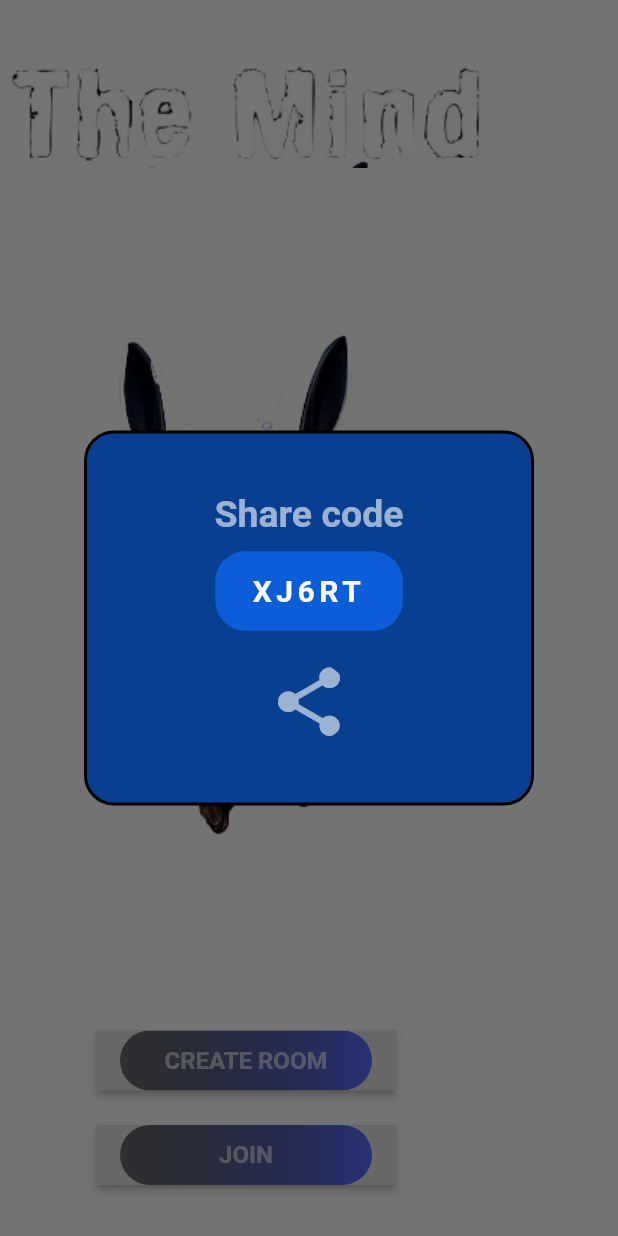
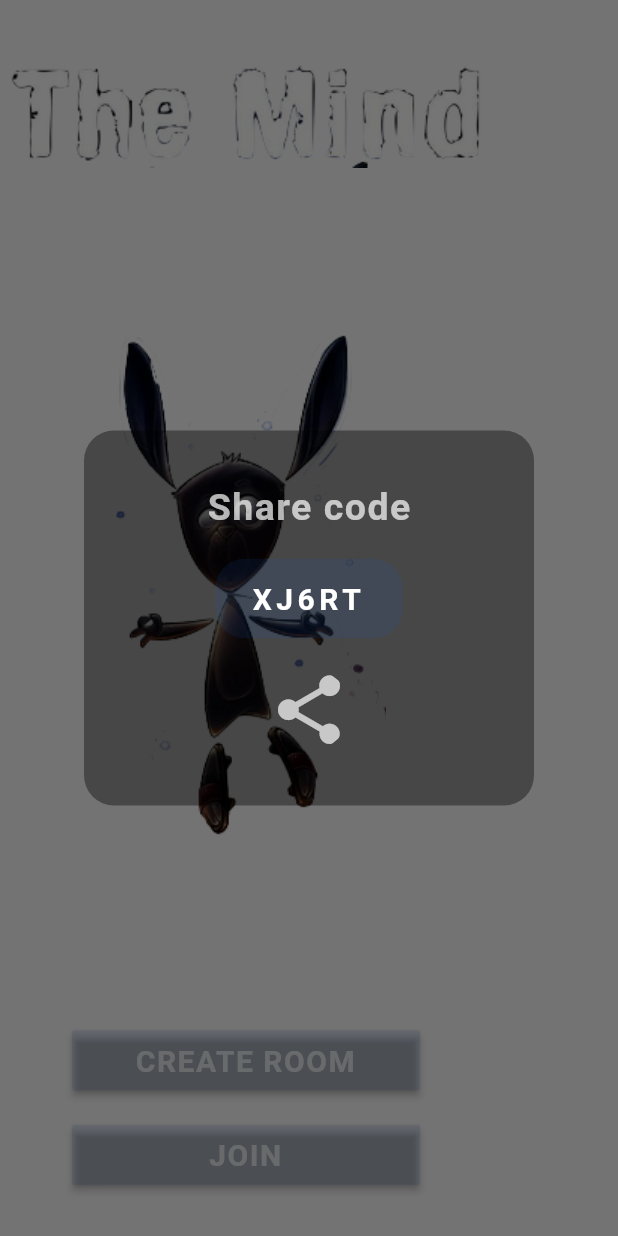
Before and after one commit to Andrea-Giordano/TheMind_mobile, a Flutter app: the screen it shows after launch, after a tap on "CREATE ROOM", on a phone screen of 412 x 824 dp. Run offline on Flutter 3.47's test engine with Material 2 defaults, Android fonts, the phone set to English and light mode, and no system bars; our stand-ins replace simple_animations.

Commit message:
graphics arranged and code reformatted

```diff
--- a/the_mind/lib/com/kdev/themind/AppColors.dart
+++ b/the_mind/lib/com/kdev/themind/AppColors.dart
@@ -4,12 +4,12 @@ class AppColors {
   AppColors._();
 
   /// Colors
-  static const Color dialogBackground = Color(0xff083f91);
-  static const Color dialogForeground = Color(0xff0c5dd7);
-  static const Color dialogBorder = Colors.black;
+  static const Color dialogBackground = Colors.black38;
+  static Color buttonColor = Color(0xff0c5dd7).withOpacity(0.1);
+  static const Color dialogBorder = Colors.black38;
   static const Color textFieldBorder = Colors.white60;
 
-  static const Color whiteText = Colors.white60;
+  static const Color whiteText = Colors.white70;
   static const Color whiteTextField = Colors.white;
 
   static const Color themeBackground = Color(0xff0c5dd7);
@@ -17,21 +17,4 @@ class AppColors {
 
   static const Color buttonGradient1 = Colors.black54;
   static const Color buttonGradient2 = Colors.indigoAccent;
-
-  static bool vibrationActive = true;
-
-  /// Convert a String to a Color
-  static Color colorFromString(value) {
-    if (value == Colors.amber.toString()) return Colors.amber;
-    if (value == Colors.orange.toString()) return Colors.orange;
-    if (value == Colors.red.toString()) return Colors.red;
-    if (value == Colors.pink.toString()) return Colors.pink;
-    if (value == Colors.purple.toString()) return Colors.purple;
-    if (value == Colors.blue.toString()) return Colors.blue;
-    if (value == Colors.cyan.toString()) return Colors.cyan;
-    if (value == Colors.teal.toString()) return Colors.teal;
-    if (value == Colors.purple.toString()) return Colors.purple;
-    if (value == Colors.green.toString()) return Colors.green;
-    return Colors.teal;
-  }
 }
--- a/the_mind/lib/com/kdev/themind/backend/Card.dart
+++ b/the_mind/lib/com/kdev/themind/backend/Card.dart
@@ -1,7 +1,6 @@
 import 'Scan.dart';
 
-class Card{
-
+class Card {
   int _number;
   Scan _card_scan;
 
--- a/the_mind/lib/com/kdev/themind/backend/Game.dart
+++ b/the_mind/lib/com/kdev/themind/backend/Game.dart
@@ -2,7 +2,6 @@ import 'Level.dart';
 import 'Room.dart';
 
 class Game {
-
   int _num_players;
   int _num_lives;
   int _num_shuriken;
--- a/the_mind/lib/com/kdev/themind/backend/Level.dart
+++ b/the_mind/lib/com/kdev/themind/backend/Level.dart
@@ -1,15 +1,14 @@
+import 'Card.dart';
 import 'Hand.dart';
-import 'Card.dart';
 import 'Level_Descriptions.dart';
 
 class Level {
-
   String _description;
   List<Hand> _hands;
   Card _deck;
   int _level_number;
 
-  Level(level_number){
+  Level(level_number) {
     this._description = Level_Descriptions.getDescriptions(level_number);
     this._level_number = level_number;
     this._hands = generateHands();
--- a/the_mind/lib/com/kdev/themind/backend/Scan.dart
+++ b/the_mind/lib/com/kdev/themind/backend/Scan.dart
@@ -1,3 +1 @@
-class Scan{
-
-}
+class Scan {}
--- a/the_mind/lib/com/kdev/themind/frontend/dialogs/CreateRoomDialog.dart
+++ b/the_mind/lib/com/kdev/themind/frontend/dialogs/CreateRoomDialog.dart
@@ -1,6 +1,8 @@
 import 'dart:ui';
+
 import 'package:flutter/material.dart';
 import 'package:the_mind/com/kdev/themind/AppColors.dart';
+import 'package:the_mind/com/kdev/themind/Fonts.dart';
 
 class CreateRoomDialog extends StatefulWidget {
   final String description = "Share code";
@@ -15,9 +17,7 @@ class CreateRoomDialog extends StatefulWidget {
 
   @override
   _CreateRoomDialogState createState() => _CreateRoomDialogState(
-      description: description,
-      roomCode: roomCode,
-      mainContext: mainContext);
+      description: description, roomCode: roomCode, mainContext: mainContext);
 }
 
 class _CreateRoomDialogState extends State<CreateRoomDialog> {
@@ -25,12 +25,9 @@ class _CreateRoomDialogState extends State<CreateRoomDialog> {
 
   final BuildContext mainContext;
 
-  _CreateRoomDialogState({
-    @required this.description,
+  _CreateRoomDialogState({@required this.description,
     @required this.roomCode,
-    @required this.mainContext
-  }) {}
-
+    @required this.mainContext}) {}
 
   @override
   Widget build(BuildContext context) {
@@ -53,14 +50,8 @@ class _CreateRoomDialogState extends State<CreateRoomDialog> {
         height: 250,
         decoration: BoxDecoration(
             color: AppColors.dialogBackground,
-            border: Border.all(
-                color: AppColors.dialogBorder,
-                width: 2
-            ),
-            borderRadius: BorderRadius.all(Radius.circular(20))
-        ),
-      child:
-      Column(
+            borderRadius: BorderRadius.all(Radius.circular(20))),
+        child: Column(
             mainAxisSize: MainAxisSize.min,
             mainAxisAlignment: MainAxisAlignment.spaceEvenly,
             crossAxisAlignment: CrossAxisAlignment.center,
@@ -72,38 +63,32 @@ class _CreateRoomDialogState extends State<CreateRoomDialog> {
                 // To make the card compact
                 children: <Widget>[
                   Container(
-                    child:
-                    Text(
-                        description,
-                        style: TextStyle(fontSize: 25,
+                      child: Text(description,
+                          style: TextStyle(
+                              fontSize: 25,
+                              fontFamily: Fonts.textFont,
+                              letterSpacing: 1.0,
                               color: AppColors.whiteText,
-                            fontWeight: FontWeight.bold))
-                ),
-                SizedBox(height:10),
+                              fontWeight: FontWeight.bold))),
+                  SizedBox(height: 20),
                   Container(
                       padding: EdgeInsets.all(15),
                       decoration: BoxDecoration(
-                      color: AppColors.dialogForeground,
-                      //border: Border.all(
-                      //color: Colors.black,
-                      //width: 2
-                      //),
-                      borderRadius: BorderRadius.all(Radius.circular(20))
-                  ),
+                          color: AppColors.buttonColor,
+                          borderRadius: BorderRadius.all(Radius.circular(20))),
                       width: 125,
-                  child:
-                   Text("XJ6RT",
-                     style: TextStyle(fontSize: 20,
+                      child: Text(
+                        "XJ6RT",
+                        style: TextStyle(
+                            fontSize: 20,
                             color: AppColors.whiteTextField,
                             letterSpacing: 3.0,
                             fontWeight: FontWeight.bold),
                         textAlign: TextAlign.center,
-                   )
-                ),
+                      )),
                   SizedBox(height: 20),
                   Container(
-                  child:
-                  ClipOval(
+                    child: ClipOval(
                       child: Material(
                         color: Colors.transparent, // button color
                         child: InkWell(
@@ -112,8 +97,8 @@ class _CreateRoomDialogState extends State<CreateRoomDialog> {
                           child: Column(
                             mainAxisAlignment: MainAxisAlignment.center,
                             children: <Widget>[
-                            Icon(Icons.share, size: 55, color: AppColors
-                                .whiteText), // icon
+                              Icon(Icons.share,
+                                  size: 55, color: AppColors.whiteText), // icon
                             ],
                           ),
                         ),
@@ -122,8 +107,6 @@ class _CreateRoomDialogState extends State<CreateRoomDialog> {
                   ),
                 ],
               )
-          ]
-      )
-    );
+            ]));
   }
 }
--- a/the_mind/lib/com/kdev/themind/frontend/dialogs/JoinRoomDialog.dart
+++ b/the_mind/lib/com/kdev/themind/frontend/dialogs/JoinRoomDialog.dart
@@ -1,6 +1,8 @@
 import 'dart:ui';
+
 import 'package:flutter/material.dart';
 import 'package:the_mind/com/kdev/themind/AppColors.dart';
+import 'package:the_mind/com/kdev/themind/Fonts.dart';
 
 class JoinRoomDialog extends StatefulWidget {
   final String description = "Code";
@@ -45,7 +47,6 @@ class _JoinRoomDialogState extends State<JoinRoomDialog> {
         height: 250,
         decoration: BoxDecoration(
             color: AppColors.dialogBackground,
-            border: Border.all(color: AppColors.dialogBorder, width: 2),
             borderRadius: BorderRadius.all(Radius.circular(20))),
         child: Column(
             mainAxisSize: MainAxisSize.min,
@@ -129,7 +130,7 @@ class _JoinRoomDialogState extends State<JoinRoomDialog> {
                     child: Container(
                       padding: EdgeInsets.all(10),
                       decoration: BoxDecoration(
-                          color: AppColors.dialogForeground,
+                          color: AppColors.buttonColor,
                           borderRadius: BorderRadius.all(Radius.circular(20))),
                       width: 125,
                       constraints: const BoxConstraints(
@@ -140,6 +141,8 @@ class _JoinRoomDialogState extends State<JoinRoomDialog> {
                         'JOIN',
                         textAlign: TextAlign.center,
                         style: TextStyle(
+                            fontFamily: Fonts.textFont,
+                            letterSpacing: 1.0,
                             fontSize: 16,
                             color: AppColors.whiteText,
                             fontWeight: FontWeight.bold),
--- a/the_mind/lib/main.dart
+++ b/the_mind/lib/main.dart
@@ -1,6 +1,8 @@
 import 'package:flutter/material.dart';
 import 'package:simple_animations/simple_animations.dart';
 import 'package:the_mind/com/kdev/themind/AppColors.dart';
+import 'package:the_mind/com/kdev/themind/Fonts.dart';
+
 import 'com/kdev/themind/frontend/dialogs/CreateRoomDialog.dart';
 import 'com/kdev/themind/frontend/dialogs/JoinRoomDialog.dart';
 
@@ -35,7 +37,6 @@ class MyHomePage extends StatefulWidget {
 }
 
 class _MyHomePageState extends State<MyHomePage> {
-
   BuildContext _appContext;
 
   @override
@@ -62,70 +63,49 @@ class _MyHomePageState extends State<MyHomePage> {
                   child: Container(child: Image.asset("assets/logo.png")),
                 ),
                 SizedBox(height: 15.0),
-                Container(
-                  width: 200,
-                  color: Colors.transparent,
-                  child: RaisedButton(
-                    onPressed: () => {_createNewRoomDialog()},
-                    child: Ink(
-                      decoration: const BoxDecoration(
-                        gradient: LinearGradient(
-                          colors: <Color>[
-                            AppColors.buttonGradient1,
-                            AppColors.buttonGradient2
-                          ],
-                        ),
-                        borderRadius: BorderRadius.all(Radius.circular(80.0)),
-                      ),
-                      child: Container(
-                        constraints: const BoxConstraints(maxWidth: 200.0, minHeight: 40.0), // min sizes for Material buttons
-                        alignment: Alignment.center,
-                        child: const Text(
-                          'CREATE ROOM',
-                          textAlign: TextAlign.center,
-                          style: TextStyle(
-                              fontSize: 16,
-                              color: AppColors.whiteText,
-                              fontWeight: FontWeight.bold),
-                        ),
-                      ),
+                RaisedButton(
+                  color: AppColors.buttonColor,
+                  onPressed: () => {_createNewRoomDialog()},
+                  child: Container(
+                    constraints:
+                        const BoxConstraints(maxWidth: 200.0, maxHeight: 40.0),
+                    alignment: Alignment.center,
+                    child: const Text(
+                      'CREATE ROOM',
+                      textAlign: TextAlign.center,
+                      style: TextStyle(
+                          fontFamily: Fonts.textFont,
+                          letterSpacing: 1.0,
+                          fontSize: 20,
+                          color: AppColors.whiteText,
+                          fontWeight: FontWeight.bold),
                     ),
                   ),
+                  //  ),
                 ),
                 SizedBox(height: 15.0),
-                Container(
-                  width: 200,
-                  color: Colors.transparent,
-                  child: RaisedButton(
-                    onPressed: () => {_joinRoomDialog()},
-                    child: Ink(
-                      decoration: const BoxDecoration(
-                        gradient: LinearGradient(
-                          colors: <Color>[
-                            AppColors.buttonGradient1,
-                            AppColors.buttonGradient2
-                          ],
-                        ),
-                        borderRadius: BorderRadius.all(Radius.circular(80.0)),
-                      ),
-                      child: Container(
-                        constraints: const BoxConstraints(
-                            maxWidth: 200.0, minHeight: 40.0),
-                        // min sizes for Material buttons
-                        alignment: Alignment.center,
-                        child: const Text(
-                          'JOIN',
-                          textAlign: TextAlign.center,
-                          style: TextStyle(fontSize: 16, color: AppColors
-                              .whiteText, fontWeight: FontWeight.bold),
-                        ),
-                      ),
+                RaisedButton(
+                  color: AppColors.buttonColor,
+                  onPressed: () => {_joinRoomDialog()},
+                  child: Container(
+                    constraints:
+                        const BoxConstraints(maxWidth: 200.0, minHeight: 40.0),
+                    // min sizes for Material buttons
+                    alignment: Alignment.center,
+                    child: const Text(
+                      'JOIN',
+                      textAlign: TextAlign.center,
+                      style: TextStyle(
+                          fontFamily: Fonts.textFont,
+                          letterSpacing: 1.0,
+                          fontSize: 20,
+                          color: AppColors.whiteText,
+                          fontWeight: FontWeight.bold),
                     ),
                   ),
                 ),
                 SizedBox(height: 30),
-              ]
-          ),
+              ]),
         ), // your UI here
       ),
     );
@@ -136,10 +116,7 @@ class _MyHomePageState extends State<MyHomePage> {
       barrierDismissible: true,
       context: context,
       builder: (BuildContext context) =>
-          CreateRoomDialog(
-              roomCode: "CODICE",
-              mainContext: _appContext
-          ),
+          CreateRoomDialog(roomCode: "CODICE", mainContext: _appContext),
     );
   }
 
@@ -148,9 +125,7 @@ class _MyHomePageState extends State<MyHomePage> {
       barrierDismissible: true,
       context: context,
       builder: (BuildContext context) =>
-          JoinRoomDialog(
-              mainContext: _appContext
-          ),
+          JoinRoomDialog(mainContext: _appContext),
     );
   }
 }
```
Also changed, not shown: the_mind/lib/com/kdev/themind/backend/Hand.dart (+3 -4 lines), the_mind/lib/com/kdev/themind/backend/Level_Descriptions.dart (+3 -4 lines), the_mind/lib/com/kdev/themind/backend/Lobby.dart (+4 -5 lines), the_mind/lib/com/kdev/themind/backend/Lose_Descriptions.dart (+3 -4 lines), the_mind/lib/com/kdev/themind/backend/Room.dart (+5 -6 lines), the_mind/lib/com/kdev/themind/backend/Win_Descriptions.dart (+3 -4 lines). Lines whose indentation alone changed are shown as unchanged.
